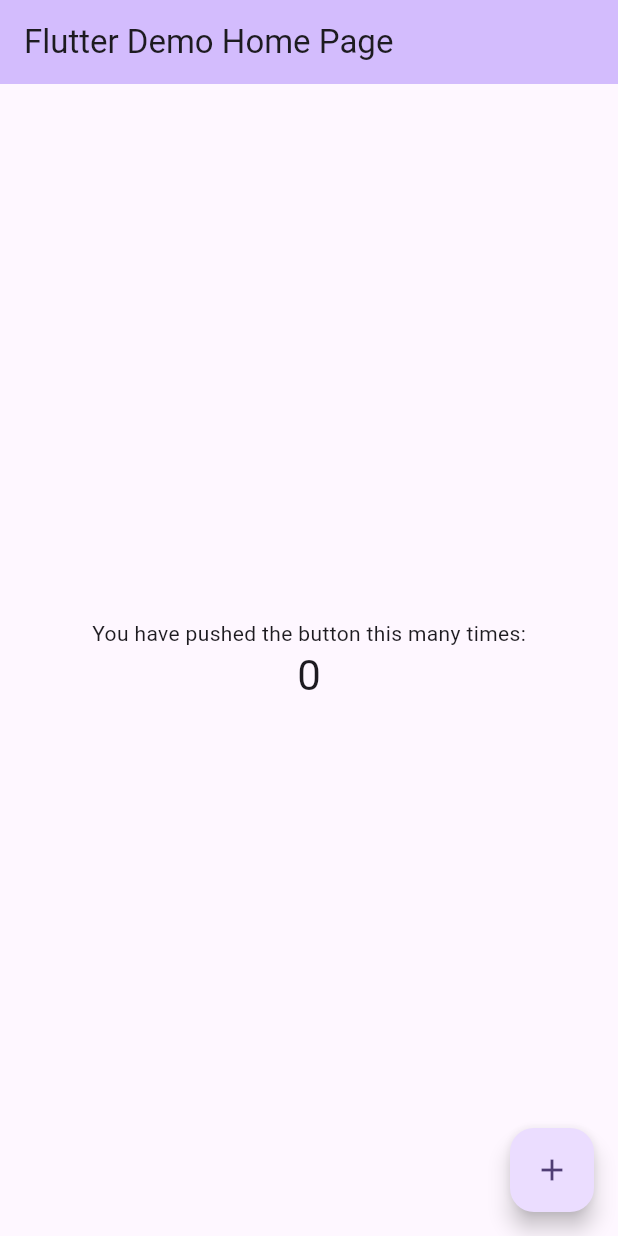
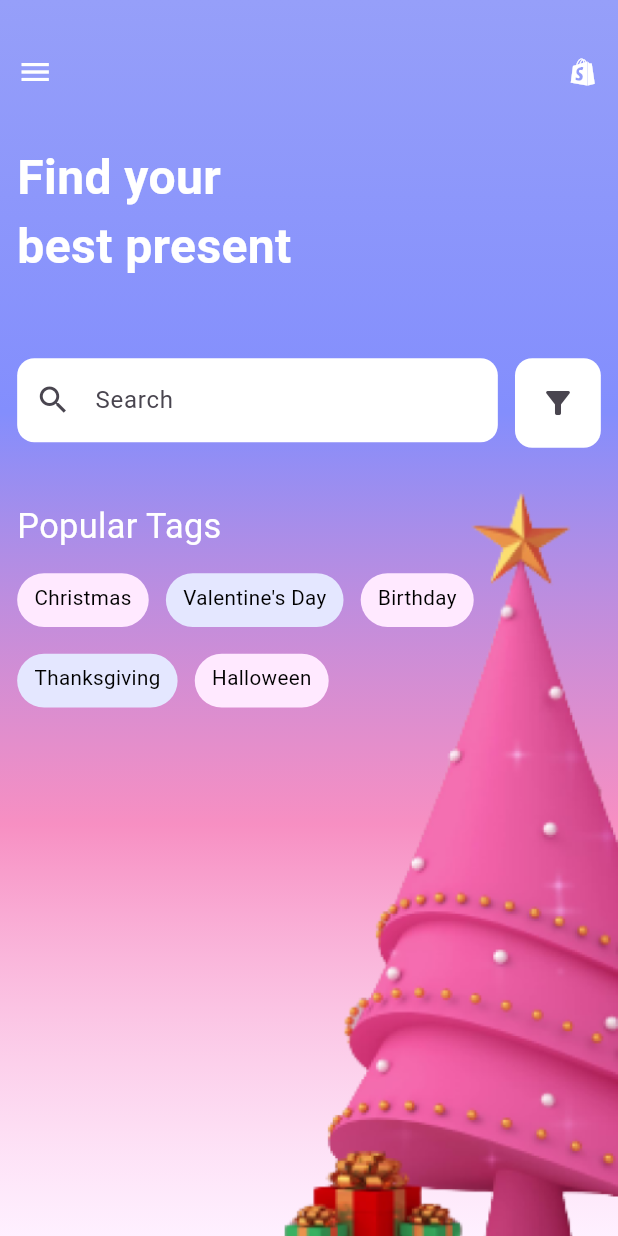
Before and after one commit to amirovsunnat/statefullwidget_darsi, a Flutter app: the screen it shows after launch, on a phone screen of 412 x 824 dp. Run offline on Flutter 3.47's test engine with Material 3 defaults, Android fonts, the light colour scheme and no system bars; our stand-ins replace flutter_screenutil, flutter_svg.

Commit message:
Home screen.

```diff
--- /dev/null
+++ b/lib/home_screen.dart
@@ -0,0 +1,235 @@
+import 'dart:developer';
+
+import 'package:flutter/material.dart';
+import 'package:flutter_screenutil/flutter_screenutil.dart';
+import 'package:flutter_svg/flutter_svg.dart';
+
+class HomeScreen extends StatefulWidget {
+  const HomeScreen({super.key});
+
+  @override
+  State<HomeScreen> createState() => _HomeScreenState();
+}
+
+class _HomeScreenState extends State<HomeScreen> {
+  List<bool> listOfSelected = List.generate(
+    12,
+    (index) => false,
+  );
+
+  @override
+  Widget build(BuildContext context) {
+    return Scaffold(
+      body: Stack(
+        children: [
+          SizedBox(
+            width: double.infinity,
+            height: double.infinity,
+            child: DecoratedBox(
+              decoration: BoxDecoration(
+                gradient: LinearGradient(
+                  begin: Alignment.topCenter,
+                  end: Alignment.bottomCenter,
+                  colors: [
+                    const Color(0xFF969FF9),
+                    const Color.fromARGB(255, 131, 142, 253),
+                    const Color.fromARGB(255, 245, 117, 179).withOpacity(0.8),
+                    const Color(0xFFFFE9FF).withOpacity(0.5),
+                  ],
+                ),
+              ),
+            ),
+          ),
+          Positioned(
+            bottom: 0,
+            right: 0,
+            height: 450.h,
+            // alignment: Alignment.bottomRight,
+            child: Image.asset(
+              fit: BoxFit.cover,
+              "assets/new_year_1.png",
+            ),
+          ),
+          Positioned(
+            top: 30.h,
+            left: 10.w,
+            right: 10.w,
+            child: const Row(
+              mainAxisAlignment: MainAxisAlignment.spaceBetween,
+              children: [
+                Icon(
+                  Icons.menu,
+                  color: Colors.white,
+                ),
+                Icon(
+                  Icons.shopify_outlined,
+                  color: Colors.white,
+                ),
+              ],
+            ),
+          ),
+          Positioned(
+            left: 10.w,
+            width: 250.w,
+            top: 80.h,
+            child: Text(
+              maxLines: 2,
+              overflow: null,
+              "Find your \nbest present",
+              style: TextStyle(
+                fontWeight: FontWeight.bold,
+                fontSize: 28.sp,
+                color: Colors.white,
+              ),
+            ),
+          ),
+          Positioned(
+            top: 200.h,
+            left: 10.w,
+            right: 10.w,
+            child: Row(
+              mainAxisAlignment: MainAxisAlignment.spaceBetween,
+              children: [
+                SizedBox(
+                  height: 50.h,
+                  width: 280.w,
+                  child: TextField(
+                    decoration: InputDecoration(
+                      prefixIcon: const Icon(
+                        Icons.search_outlined,
+                      ),
+                      hintText: "Search",
+                      filled: true,
+                      fillColor: Colors.white,
+                      border: OutlineInputBorder(
+                        borderRadius: BorderRadius.circular(10.r),
+                        borderSide: BorderSide.none,
+                      ),
+                    ),
+                  ),
+                ),
+                SizedBox(
+                  height: 50.h,
+                  width: 50.w,
+                  child: IconButton(
+                    style: IconButton.styleFrom(
+                      backgroundColor: Colors.white,
+                      shape: RoundedRectangleBorder(
+                        borderRadius: BorderRadius.circular(10.r),
+                      ),
+                    ),
+                    onPressed: () {},
+                    icon: const Icon(
+                      Icons.filter_alt,
+                    ),
+                  ),
+                ),
+              ],
+            ),
+          ),
+          Positioned(
+            top: 280.h,
+            left: 10.w,
+            right: 10.w,
+            child: Text(
+              "Popular Tags",
+              style: TextStyle(
+                fontSize: 20.sp,
+                color: Colors.white,
+                fontWeight: FontWeight.w400,
+              ),
+            ),
+          ),
+          Positioned(
+            top: 320.h,
+            left: 10.w,
+            right: 10.w,
+            child: Wrap(
+              spacing: 10.w,
+              runSpacing: 15.h,
+              children: [
+                popularTags(
+                  isSelected: listOfSelected[0],
+                  onSelected: () {
+                    setState(() {
+                      listOfSelected[0] = !listOfSelected[0];
+                    });
+                  },
+                  tagName: "Christmas",
+                  color: const Color(0xFFFFE9FF),
+                ),
+                popularTags(
+                  onSelected: () {
+                    setState(() {
+                      listOfSelected[1] = !listOfSelected[1];
+                    });
+                  },
+                  isSelected: listOfSelected[1],
+                  tagName: "Valentine's Day",
+                  color: const Color(0xFFE4E7FF),
+                ),
+                popularTags(
+                  onSelected: () {
+                    setState(() {
+                      listOfSelected[2] = !listOfSelected[2];
+                    });
+                  },
+                  isSelected: listOfSelected[2],
+                  tagName: "Birthday",
+                  color: const Color(0xFFFFE9FF),
+                ),
+                popularTags(
+                  onSelected: () {
+                    setState(() {
+                      listOfSelected[3] = !listOfSelected[3];
+                    });
+                  },
+                  isSelected: listOfSelected[3],
+                  tagName: "Thanksgiving",
+                  color: const Color(0xFFE4E7FF),
+                ),
+                popularTags(
+                  onSelected: () {
+                    setState(() {
+                      listOfSelected[4] = !listOfSelected[4];
+                    });
+                  },
+                  isSelected: listOfSelected[4],
+                  tagName: "Halloween",
+                  color: const Color(0xFFFFE9FF),
+                ),
+              ],
+            ),
+          ),
+        ],
+      ),
+    );
+  }
+
+  GestureDetector popularTags({
+    required String tagName,
+    required Color color,
+    required VoidCallback onSelected,
+    required bool isSelected,
+  }) {
+    return GestureDetector(
+      onTap: onSelected,
+      child: Container(
+        padding: EdgeInsets.symmetric(horizontal: 10.w, vertical: 5.h),
+        height: 30.h,
+        decoration: BoxDecoration(
+          color: isSelected ? Colors.grey : color,
+          borderRadius: BorderRadius.circular(20.r),
+        ),
+        child: Text(
+          tagName,
+          style: TextStyle(
+            fontSize: 12.sp,
+            color: Colors.black,
+            fontWeight: FontWeight.w400,
+          ),
+        ),
+      ),
+    );
+  }
+}
--- a/lib/main.dart
+++ b/lib/main.dart
@@ -1,125 +1,25 @@
 import 'package:flutter/material.dart';
+import 'package:flutter_screenutil/flutter_screenutil.dart';
+import 'package:statefullwidget_darsi/home_screen.dart';
 
-void main() {
-  runApp(const MyApp());
+void main(List<String> args) {
+  runApp(const StatefullWidgetDarsi());
 }
 
-class MyApp extends StatelessWidget {
-  const MyApp({super.key});
+class StatefullWidgetDarsi extends StatelessWidget {
+  const StatefullWidgetDarsi({super.key});
 
-  // This widget is the root of your application.
   @override
   Widget build(BuildContext context) {
-    return MaterialApp(
-      title: 'Flutter Demo',
-      theme: ThemeData(
-        // This is the theme of your application.
-        //
-        // TRY THIS: Try running your application with "flutter run". You'll see
-        // the application has a purple toolbar. Then, without quitting the app,
-        // try changing the seedColor in the colorScheme below to Colors.green
-        // and then invoke "hot reload" (save your changes or press the "hot
-        // reload" button in a Flutter-supported IDE, or press "r" if you used
-        // the command line to start the app).
-        //
-        // Notice that the counter didn't reset back to zero; the application
-        // state is not lost during the reload. To reset the state, use hot
-        // restart instead.
-        //
-        // This works for code too, not just values: Most code changes can be
-        // tested with just a hot reload.
-        colorScheme: ColorScheme.fromSeed(seedColor: Colors.deepPurple),
-        useMaterial3: true,
+    return ScreenUtilInit(
+      designSize: MediaQuery.of(context).size.width > 600
+          ? const Size(1280, 800)
+          : const Size(360, 690),
+      minTextAdapt: true,
+      splitScreenMode: true,
+      child: MaterialApp(
+        home: HomeScreen(),
       ),
-      home: const MyHomePage(title: 'Flutter Demo Home Page'),
     );
   }
 }
-
-class MyHomePage extends StatefulWidget {
-  const MyHomePage({super.key, required this.title});
-
-  // This widget is the home page of your application. It is stateful, meaning
-  // that it has a State object (defined below) that contains fields that affect
-  // how it looks.
-
-  // This class is the configuration for the state. It holds the values (in this
-  // case the title) provided by the parent (in this case the App widget) and
-  // used by the build method of the State. Fields in a Widget subclass are
-  // always marked "final".
-
-  final String title;
-
-  @override
-  State<MyHomePage> createState() => _MyHomePageState();
-}
-
-class _MyHomePageState extends State<MyHomePage> {
-  int _counter = 0;
-
-  void _incrementCounter() {
-    setState(() {
-      // This call to setState tells the Flutter framework that something has
-      // changed in this State, which causes it to rerun the build method below
-      // so that the display can reflect the updated values. If we changed
-      // _counter without calling setState(), then the build method would not be
-      // called again, and so nothing would appear to happen.
-      _counter++;
-    });
-  }
-
-  @override
-  Widget build(BuildContext context) {
-    // This method is rerun every time setState is called, for instance as done
-    // by the _incrementCounter method above.
-    //
-    // The Flutter framework has been optimized to make rerunning build methods
-    // fast, so that you can just rebuild anything that needs updating rather
-    // than having to individually change instances of widgets.
-    return Scaffold(
-      appBar: AppBar(
-        // TRY THIS: Try changing the color here to a specific color (to
-        // Colors.amber, perhaps?) and trigger a hot reload to see the AppBar
-        // change color while the other colors stay the same.
-        backgroundColor: Theme.of(context).colorScheme.inversePrimary,
-        // Here we take the value from the MyHomePage object that was created by
-        // the App.build method, and use it to set our appbar title.
-        title: Text(widget.title),
-      ),
-      body: Center(
-        // Center is a layout widget. It takes a single child and positions it
-        // in the middle of the parent.
-        child: Column(
-          // Column is also a layout widget. It takes a list of children and
-          // arranges them vertically. By default, it sizes itself to fit its
-          // children horizontally, and tries to be as tall as its parent.
-          //
-          // Column has various properties to control how it sizes itself and
-          // how it positions its children. Here we use mainAxisAlignment to
-          // center the children vertically; the main axis here is the vertical
-          // axis because Columns are vertical (the cross axis would be
-          // horizontal).
-          //
-          // TRY THIS: Invoke "debug painting" (choose the "Toggle Debug Paint"
-          // action in the IDE, or press "p" in the console), to see the
-          // wireframe for each widget.
-          mainAxisAlignment: MainAxisAlignment.center,
-          children: <Widget>[
-            const Text(
-              'You have pushed the button this many times:',
-            ),
-            Text(
-              '$_counter',
-              style: Theme.of(context).textTheme.headlineMedium,
-            ),
-          ],
-        ),
-      ),
-      floatingActionButton: FloatingActionButton(
-        onPressed: _incrementCounter,
-        tooltip: 'Increment',
-        child: const Icon(Icons.add),
-      ), // This trailing comma makes auto-formatting nicer for build methods.
-    );
-  }
-}
--- a/pubspec.yaml
+++ b/pubspec.yaml
@@ -35,6 +35,8 @@ dependencies:
   # The following adds the Cupertino Icons font to your application.
   # Use with the CupertinoIcons class for iOS style icons.
   cupertino_icons: ^1.0.8
+  flutter_screenutil: ^5.9.3
+  flutter_svg: ^2.0.16
 
 dev_dependencies:
   flutter_test:
@@ -59,8 +61,8 @@ flutter:
   uses-material-design: true
 
   # To add assets to your application, add an assets section, like this:
-  # assets:
-  #   - images/a_dot_burr.jpeg
+  assets:
+    - assets/
   #   - images/a_dot_ham.jpeg
 
   # An image asset can refer to one or more resolution-specific "variants", see
```
Also changed, not shown: assets/new_year_1.png (added), assets/new_year_tree.svg (added), pubspec.lock.
